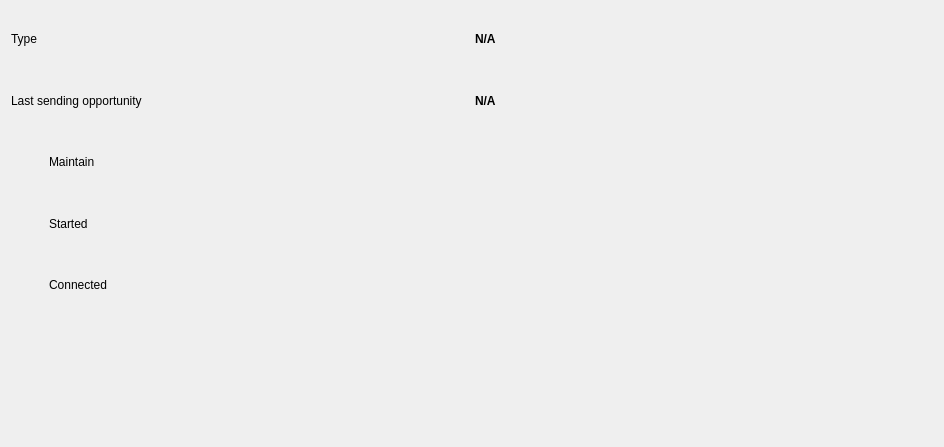
This is integration/v2/src/libs/libdebug/widgets/debug/ui/CarrierDebugWidget.ui in mrdeveloperdude/OctoMY as Qt 5 draws it before an edit. The edited form follows.
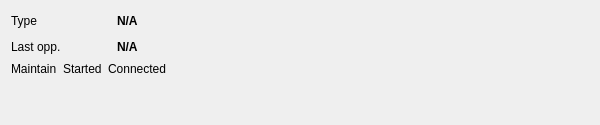
This is the edited form. Custom widgets are drawn as their Qt base class.

Commit message: Compacted debugger widget UI

Patch:
```diff
--- a/integration/v2/src/libs/libdebug/widgets/debug/ui/CarrierDebugWidget.ui
+++ b/integration/v2/src/libs/libdebug/widgets/debug/ui/CarrierDebugWidget.ui
@@ -6,59 +6,17 @@
    <rect>
     <x>0</x>
     <y>0</y>
-    <width>944</width>
-    <height>447</height>
+    <width>600</width>
+    <height>125</height>
    </rect>
   </property>
   <property name="windowTitle">
    <string>Form</string>
   </property>
-  <layout class="QVBoxLayout" name="verticalLayout">
-   <item>
-    <layout class="QHBoxLayout" name="horizontalLayout">
-     <item>
-      <widget class="QLabel" name="label_5">
-       <property name="sizePolicy">
-        <sizepolicy hsizetype="Minimum" vsizetype="Minimum">
-         <horstretch>0</horstretch>
-         <verstretch>0</verstretch>
-        </sizepolicy>
-       </property>
-       <property name="font">
-        <font>
-         <weight>50</weight>
-         <bold>false</bold>
-        </font>
-       </property>
-       <property name="text">
-        <string>Type</string>
-       </property>
-      </widget>
-     </item>
-     <item>
-      <widget class="QLabel" name="labelCarrierType">
-       <property name="sizePolicy">
-        <sizepolicy hsizetype="Minimum" vsizetype="Minimum">
-         <horstretch>0</horstretch>
-         <verstretch>0</verstretch>
-        </sizepolicy>
-       </property>
-       <property name="font">
-        <font>
-         <weight>75</weight>
-         <bold>true</bold>
-        </font>
-       </property>
-       <property name="text">
-        <string>N/A</string>
-       </property>
-      </widget>
-     </item>
-    </layout>
-   </item>
-   <item>
-    <layout class="QHBoxLayout" name="horizontalLayout_5">
-     <item>
+  <layout class="QGridLayout" name="gridLayout_2">
+   <item row="0" column="0">
+    <layout class="QGridLayout" name="gridLayout">
+     <item row="1" column="0" colspan="2">
       <widget class="QLabel" name="label_6">
        <property name="sizePolicy">
         <sizepolicy hsizetype="Minimum" vsizetype="Minimum">
@@ -73,11 +31,11 @@
         </font>
        </property>
        <property name="text">
-        <string>Last sending opportunity</string>
+        <string>Last opp.</string>
        </property>
       </widget>
      </item>
-     <item>
+     <item row="1" column="2">
       <widget class="QLabel" name="labelLastSendingOpportunity">
        <property name="sizePolicy">
         <sizepolicy hsizetype="Minimum" vsizetype="Minimum">
@@ -96,35 +54,60 @@
        </property>
       </widget>
      </item>
-    </layout>
-   </item>
-   <item>
-    <layout class="QHBoxLayout" name="horizontalLayout_4">
-     <item>
-      <widget class="LightWidget" name="widgetStatusConnectionMaintained" native="true">
+     <item row="0" column="2">
+      <widget class="QLabel" name="labelCarrierType">
        <property name="sizePolicy">
-        <sizepolicy hsizetype="Fixed" vsizetype="Fixed">
+        <sizepolicy hsizetype="Minimum" vsizetype="Minimum">
          <horstretch>0</horstretch>
          <verstretch>0</verstretch>
         </sizepolicy>
        </property>
-       <property name="minimumSize">
-        <size>
-         <width>32</width>
-         <height>32</height>
-        </size>
+       <property name="font">
+        <font>
+         <weight>75</weight>
+         <bold>true</bold>
+        </font>
        </property>
-       <property name="maximumSize">
-        <size>
-         <width>32</width>
-         <height>32</height>
-        </size>
+       <property name="text">
+        <string>N/A</string>
        </property>
-       <property name="toolTip">
-        <string>Validity of port. Green means OK.</string>
+      </widget>
+     </item>
+     <item row="0" column="0" colspan="2">
+      <widget class="QLabel" name="label_5">
+       <property name="sizePolicy">
+        <sizepolicy hsizetype="Minimum" vsizetype="Minimum">
+         <horstretch>0</horstretch>
+         <verstretch>0</verstretch>
+        </sizepolicy>
        </property>
+       <property name="font">
+        <font>
+         <weight>50</weight>
+         <bold>false</bold>
+        </font>
+       </property>
+       <property name="text">
+        <string>Type</string>
+       </property>
       </widget>
      </item>
+    </layout>
+   </item>
+   <item row="0" column="1" rowspan="2">
+    <layout class="QVBoxLayout" name="verticalLayout_4">
+     <item>
+      <widget class="RateCalculatorWidget" name="widgetRateCalculatorRX" native="true"/>
+     </item>
+     <item>
+      <widget class="RateCalculatorWidget" name="widgetRateCalculatorTX" native="true"/>
+     </item>
+    </layout>
+   </item>
+   <item row="1" column="0">
+    <layout class="QHBoxLayout" name="horizontalLayout_2">
+     <item>
+      <layout class="QVBoxLayout" name="verticalLayout">
      <item>
       <widget class="QLabel" name="label_3">
        <property name="text">
@@ -132,12 +115,8 @@
        </property>
       </widget>
      </item>
-    </layout>
-   </item>
    <item>
-    <layout class="QHBoxLayout" name="horizontalLayout_3">
-     <item>
-      <widget class="LightWidget" name="widgetStatusConnectionStarted" native="true">
+        <widget class="LightWidget" name="widgetStatusConnectionMaintained" native="true">
        <property name="sizePolicy">
         <sizepolicy hsizetype="Fixed" vsizetype="Fixed">
          <horstretch>0</horstretch>
@@ -161,6 +140,10 @@
        </property>
       </widget>
      </item>
+      </layout>
+     </item>
+     <item>
+      <layout class="QVBoxLayout" name="verticalLayout_2">
      <item>
       <widget class="QLabel" name="label">
        <property name="text">
@@ -168,12 +151,8 @@
        </property>
       </widget>
      </item>
-    </layout>
-   </item>
    <item>
-    <layout class="QHBoxLayout" name="horizontalLayout_2">
-     <item>
-      <widget class="LightWidget" name="widgetStatusConnectionConnected" native="true">
+        <widget class="LightWidget" name="widgetStatusConnectionStarted" native="true">
        <property name="sizePolicy">
         <sizepolicy hsizetype="Fixed" vsizetype="Fixed">
          <horstretch>0</horstretch>
@@ -197,6 +176,10 @@
        </property>
       </widget>
      </item>
+      </layout>
+     </item>
+     <item>
+      <layout class="QVBoxLayout" name="verticalLayout_3">
      <item>
       <widget class="QLabel" name="label_2">
        <property name="text">
@@ -204,13 +187,34 @@
        </property>
       </widget>
      </item>
-    </layout>
-   </item>
    <item>
-    <widget class="RateCalculatorWidget" name="widgetRateCalculatorRX" native="true"/>
-   </item>
-   <item>
-    <widget class="RateCalculatorWidget" name="widgetRateCalculatorTX" native="true"/>
+        <widget class="LightWidget" name="widgetStatusConnectionConnected" native="true">
+         <property name="sizePolicy">
+          <sizepolicy hsizetype="Fixed" vsizetype="Fixed">
+           <horstretch>0</horstretch>
+           <verstretch>0</verstretch>
+          </sizepolicy>
+         </property>
+         <property name="minimumSize">
+          <size>
+           <width>32</width>
+           <height>32</height>
+          </size>
+         </property>
+         <property name="maximumSize">
+          <size>
+           <width>32</width>
+           <height>32</height>
+          </size>
+         </property>
+         <property name="toolTip">
+          <string>Validity of port. Green means OK.</string>
+         </property>
+        </widget>
+       </item>
+      </layout>
+     </item>
+    </layout>
    </item>
   </layout>
  </widget>
```
Lines whose indentation alone changed are shown as unchanged. The commit also changes 7 other files.
